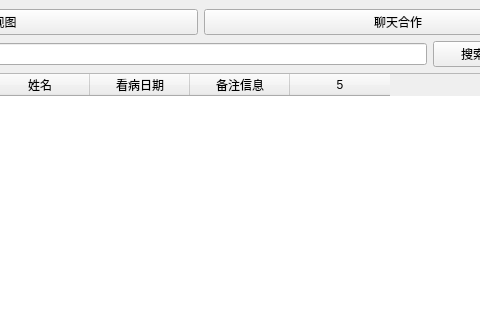
This is system/ui/doctor_window.ui in MarkXuJQ/Pelvis-Fracture-Image-Segmentation as Qt 5 draws it before an edit; both pictures show x 592 to 1072 and y 0 to 320 of the 1200 by 800 pixel window. The edited form follows.
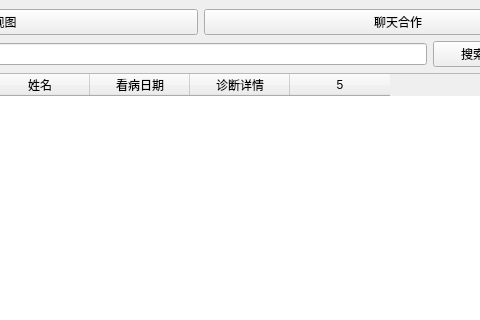
This is the edited form.

Commit message: 完善医生界面列表功能，增加修改病历功能，完善聊天界面功能

Patch:
```diff
--- a/system/ui/doctor_window.ui
+++ b/system/ui/doctor_window.ui
@@ -129,7 +129,7 @@
            </column>
            <column>
             <property name="text">
-             <string>备注信息</string>
+             <string>诊断详情</string>
             </property>
            </column>
           </widget>
```
The commit also changes 7 other files.
